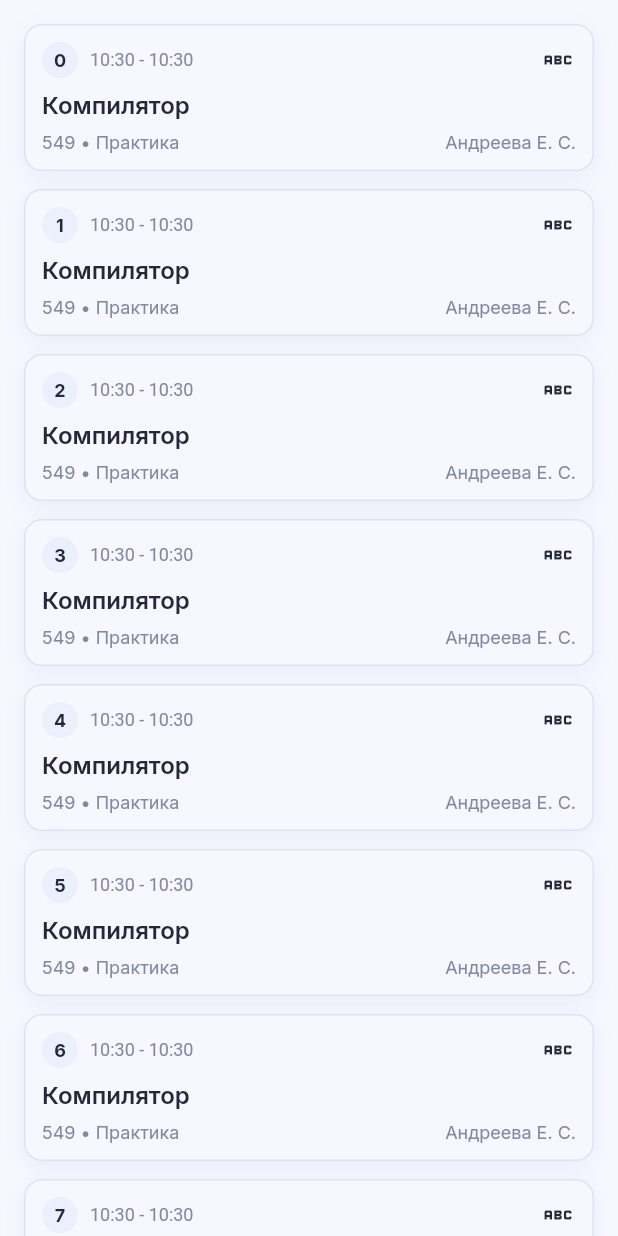
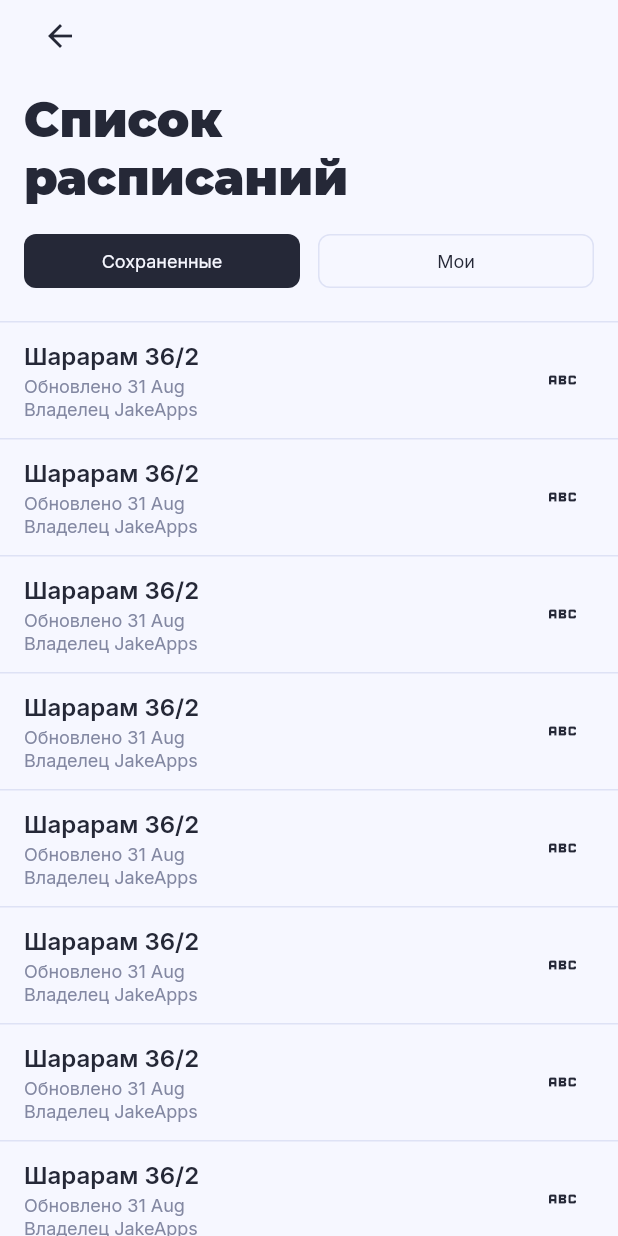
Before and after one commit to Null-Delta/StudRasp-Requiem, a Flutter app: the screen it shows after launch, on a phone screen of 412 x 824 dp. Run offline on Flutter 3.47's test engine with Material 2 defaults, Android fonts, the phone set to English and light mode, and no system bars; our stand-ins replace flutter_riverpod, freezed_annotation, google_fonts; project files that could hold a hidden picture were left out.

Commit message:
TimeTableListPage & refresh TImeTableCard

```diff
--- a/studrasp_requiem/lib/styles/button_style.dart
+++ b/studrasp_requiem/lib/styles/button_style.dart
@@ -2,16 +2,30 @@ import 'package:flutter/material.dart';
 
 import 'colors.dart';
 
-ButtonStyle plainButton(AppColors colors) => ElevatedButton.styleFrom(
+ButtonStyle plainButton(AppColors colors, {Size size = const Size(36, 36)}) => ElevatedButton.styleFrom(
       primary: Colors.transparent,
       onPrimary: colors.accentPrimary,
       shadowColor: Colors.transparent,
       onSurface: colors.backgroundPrimary,
       surfaceTintColor: colors.backgroundPrimary,
       elevation: 0,
-      maximumSize: const Size(36, 36),
-      minimumSize: const Size(36, 36),
-      fixedSize: const Size(36, 36),
+      maximumSize: size,
+      minimumSize: size,
+      fixedSize: size,
       padding: const EdgeInsets.all(0),
       shape: const RoundedRectangleBorder(borderRadius: BorderRadius.all(Radius.circular(6))),
     );
+
+ButtonStyle tabButton(AppColors colors, bool isSelected, {Size size = const Size(36, 36)}) => ElevatedButton.styleFrom(
+      primary: isSelected ? colors.accentPrimary : colors.backgroundPrimary,
+      shadowColor: Colors.transparent,
+      onSurface: colors.backgroundPrimary,
+      surfaceTintColor: colors.backgroundPrimary,
+      elevation: 0,
+      maximumSize: size,
+      minimumSize: size,
+      fixedSize: size,
+      padding: const EdgeInsets.all(0),
+      side: BorderSide(width: 1, color: isSelected ? Colors.transparent : colors.separator!),
+      shape: const RoundedRectangleBorder(borderRadius: BorderRadius.all(Radius.circular(8))),
+    );
--- a/studrasp_requiem/lib/ui/lesson_card/card_styles/editable_lesson_card.dart
+++ b/studrasp_requiem/lib/ui/lesson_card/card_styles/editable_lesson_card.dart
@@ -3,7 +3,6 @@ import 'package:flutter/material.dart';
 import '../../../models/lesson/lesson_model.dart';
 import '../../../models/time_interval/time_interval_model.dart';
 import '../../../styles/colors.dart';
-import '../../../styles/fonts.dart';
 import '../../../styles/widget_styles.dart';
 import '../../popup_menu_action.dart';
 import '../lesson_body.dart';
@@ -43,7 +42,7 @@ class EditableLessonCard extends StatelessWidget {
       child: Column(
         children: [
           Padding(
-            padding: const EdgeInsets.only(left: 12, right: 0, top: 6, bottom: 0),
+            padding: const EdgeInsets.only(left: 12, right: 6, top: 6, bottom: 0),
             child: LessonHeader(
               index: index,
               interval: interval,
--- a/studrasp_requiem/lib/ui/lesson_card/card_styles/empty_lesson_card.dart
+++ b/studrasp_requiem/lib/ui/lesson_card/card_styles/empty_lesson_card.dart
@@ -28,7 +28,7 @@ class EmptyLessonCard extends StatelessWidget {
         borderRadius: BurderRadiusStyles.large,
       ),
       child: Padding(
-        padding: const EdgeInsets.only(left: 12, right: 0, top: 6, bottom: 6),
+        padding: const EdgeInsets.only(left: 12, right: 6, top: 6, bottom: 6),
         child: LessonHeader(
           index: index,
           interval: interval,
--- a/studrasp_requiem/lib/ui/my_app.dart
+++ b/studrasp_requiem/lib/ui/my_app.dart
@@ -1,6 +1,7 @@
 import 'package:flutter/material.dart';
 import 'package:flutter_riverpod/flutter_riverpod.dart';
 import '../styles/fonts.dart';
+import 'timetable_list_pages/tima_table_list_page.dart';
 import 'timetable_page/timetable_page.dart';
 import '../styles/colors.dart';
 
@@ -30,7 +31,7 @@ class MyApp extends StatelessWidget {
           AppDefaultTextStyles(const AppLightColors()),
         ],
       ),
-      home: const TimetablePage(),
+      home: const TimeTableListPage(),
     );
   }
 }
--- /dev/null
+++ b/studrasp_requiem/lib/ui/timetable_list_pages/tima_table_list_page.dart
@@ -0,0 +1,166 @@
+import 'package:flutter/material.dart';
+
+import '../../models/timetable/timetable_model.dart';
+import '../../models/user/user_model.dart';
+import '../../styles/button_style.dart';
+import '../../styles/colors.dart';
+import '../../styles/fonts.dart';
+import 'widgets/time_table_card.dart';
+
+enum TimeTableListType { saved, owned }
+
+class TimeTableListPage extends StatefulWidget {
+  const TimeTableListPage({Key? key}) : super(key: key);
+
+  @override
+  State<TimeTableListPage> createState() => _TimeTableListPageState();
+}
+
+class _TimeTableListPageState extends State<TimeTableListPage> {
+  TimeTableListType listType = TimeTableListType.saved;
+
+  @override
+  Widget build(BuildContext context) {
+    final colors = Theme.of(context).extension<AppColors>()!;
+    final textStyles = Theme.of(context).extension<AppTextStyles>()!;
+
+    final List<TimeTable> savedTables = List<TimeTable>.generate(
+      20,
+      (index) => TimeTable(
+        id: "0",
+        name: "Шарарам 36/2",
+        days: [],
+        owner: const User(id: "0", name: "JakeApps", avatarUrl: ""),
+        editors: [],
+        lastEditor: const User(id: "0", name: "JakeApps", avatarUrl: ""),
+        creationDate: DateTime.now(),
+        lastUpdateDate: DateTime.now(),
+      ),
+    );
+
+    final List<TimeTable> myTables = List<TimeTable>.generate(
+      6,
+      (index) => TimeTable(
+        id: "0",
+        name: "Не шарарам 36/1",
+        days: [],
+        owner: const User(id: "0", name: "JakeApps", avatarUrl: ""),
+        editors: [],
+        lastEditor: const User(id: "0", name: "JakeApps", avatarUrl: ""),
+        creationDate: DateTime.now(),
+        lastUpdateDate: DateTime.now(),
+      ),
+    );
+    ;
+
+    return Scaffold(
+      backgroundColor: colors.backgroundPrimary,
+      body: SafeArea(
+        bottom: false,
+        child: Column(
+          mainAxisAlignment: MainAxisAlignment.start,
+          crossAxisAlignment: CrossAxisAlignment.start,
+          children: [
+            Padding(
+              padding: const EdgeInsets.symmetric(horizontal: 16),
+              child: Row(
+                children: [
+                  ElevatedButton(
+                    style: plainButton(colors, size: const Size(42, 42)),
+                    onPressed: () {},
+                    child: const Icon(Icons.arrow_back_sharp),
+                  ),
+                  const Spacer(),
+                ],
+              ),
+            ),
+            const SizedBox(
+              height: 12,
+            ),
+            Padding(
+              padding: const EdgeInsets.symmetric(horizontal: 16),
+              child: Text(
+                "Список\nрасписаний",
+                style: textStyles.largeTitle!,
+              ),
+            ),
+            const SizedBox(
+              height: 12,
+            ),
+            Padding(
+              padding: const EdgeInsets.symmetric(horizontal: 16),
+              child: Row(
+                children: [
+                  Expanded(
+                    child: ElevatedButton(
+                      style: tabButton(colors, listType == TimeTableListType.saved),
+                      onPressed: () {
+                        setState(() {
+                          listType = TimeTableListType.saved;
+                        });
+                      },
+                      child: Text(
+                        "Сохраненные",
+                        style: textStyles.smallLabel!.copyWith(
+                          color: listType == TimeTableListType.saved ? colors.backgroundPrimary : colors.accentPrimary,
+                        ),
+                      ),
+                    ),
+                  ),
+                  const SizedBox(
+                    width: 12,
+                  ),
+                  Expanded(
+                    child: ElevatedButton(
+                      style: tabButton(colors, listType == TimeTableListType.owned),
+                      onPressed: () {
+                        setState(() {
+                          listType = TimeTableListType.owned;
+                        });
+                      },
+                      child: Text(
+                        "Мои",
+                        style: textStyles.smallLabel!.copyWith(
+                          color: listType == TimeTableListType.saved ? colors.accentPrimary : colors.backgroundPrimary,
+                        ),
+                      ),
+                    ),
+                  ),
+                ],
+              ),
+            ),
+            const SizedBox(
+              height: 16,
+            ),
+            Divider(
+              height: 1,
+              thickness: 1,
+              color: colors.separator,
+            ),
+            Expanded(
+              child: ListView.separated(
+                itemBuilder: (context, index) {
+                  return TimeTableCard(
+                    timeTable: listType == TimeTableListType.saved ? savedTables[index] : myTables[index],
+                    button: Icon(
+                      Icons.abc,
+                      color: colors.accentPrimary!,
+                    ),
+                  );
+                },
+                separatorBuilder: (context, index) {
+                  return Divider(
+                    height: 1,
+                    thickness: 1,
+                    color: colors.separator,
+                  );
+                },
+                itemCount: listType == TimeTableListType.saved ? savedTables.length : myTables.length,
+              ),
+            ),
+          ],
+        ),
+      ),
+    );
+  }
+}
--- a/studrasp_requiem/lib/ui/timetable_list_pages/widgets/time_table_card.dart
+++ b/studrasp_requiem/lib/ui/timetable_list_pages/widgets/time_table_card.dart
@@ -2,13 +2,20 @@ import 'package:flutter/material.dart';
 import 'package:intl/intl.dart';
 
 import '../../../models/timetable/timetable_model.dart';
+import '../../../styles/colors.dart';
+import '../../../styles/fonts.dart';
 
 class TimeTableCard extends StatelessWidget {
-  const TimeTableCard({Key? key, required this.timeTable, required this.button})
-      : super(key: key);
-
   final TimeTable timeTable;
   final Widget button;
+  final bool showOwner;
+
+  const TimeTableCard({
+    Key? key,
+    required this.timeTable,
+    required this.button,
+    this.showOwner = true,
+  }) : super(key: key);
 
   //временно тут
   String getDate() {
@@ -18,17 +25,33 @@ class TimeTableCard extends StatelessWidget {
 
   @override
   Widget build(BuildContext context) {
+    final colors = Theme.of(context).extension<AppColors>()!;
+    final textStyles = Theme.of(context).extension<AppTextStyles>()!;
+
     return Padding(
-      padding: const EdgeInsets.only(right: 16, left: 16, bottom: 8, top: 8),
+      padding: const EdgeInsets.symmetric(horizontal: 16, vertical: 12),
       child: Row(
         children: [
           Column(
+            mainAxisAlignment: MainAxisAlignment.start,
+            crossAxisAlignment: CrossAxisAlignment.start,
             children: [
-              Text(timeTable.name),
               Text(
-                '${timeTable.lastEditor.name} • ${getDate()}',
-                style: null,
+                timeTable.name,
+                style: textStyles.subtitle,
               ),
+              const SizedBox(
+                height: 4,
+              ),
+              Text(
+                'Обновлено ${getDate()}',
+                style: textStyles.smallLabel!.copyWith(color: colors.disable),
+              ),
+              if (showOwner)
+                Text(
+                  'Владелец ${timeTable.owner.name}',
+                  style: textStyles.smallLabel!.copyWith(color: colors.disable),
+                ),
             ],
           ),
           const Spacer(),
```
Also changed, not shown: studrasp_requiem/lib/ui/timetable_list_pages/created_timetables_page/created_timetables_page.dart (deleted), studrasp_requiem/lib/ui/timetable_list_pages/created_timetables_page/widgets/1.txt (deleted), studrasp_requiem/lib/ui/timetable_list_pages/saved_timetables_page/saved_timetables_page.dart (deleted), studrasp_requiem/lib/ui/timetable_list_pages/saved_timetables_page/widgets/1.txt (deleted), studrasp_requiem/lib/ui/timetable_list_pages/searched_timetables_pages/searched_timetables_page.dart (deleted), studrasp_requiem/lib/ui/timetable_list_pages/searched_timetables_pages/widgets/1.txt (deleted).
